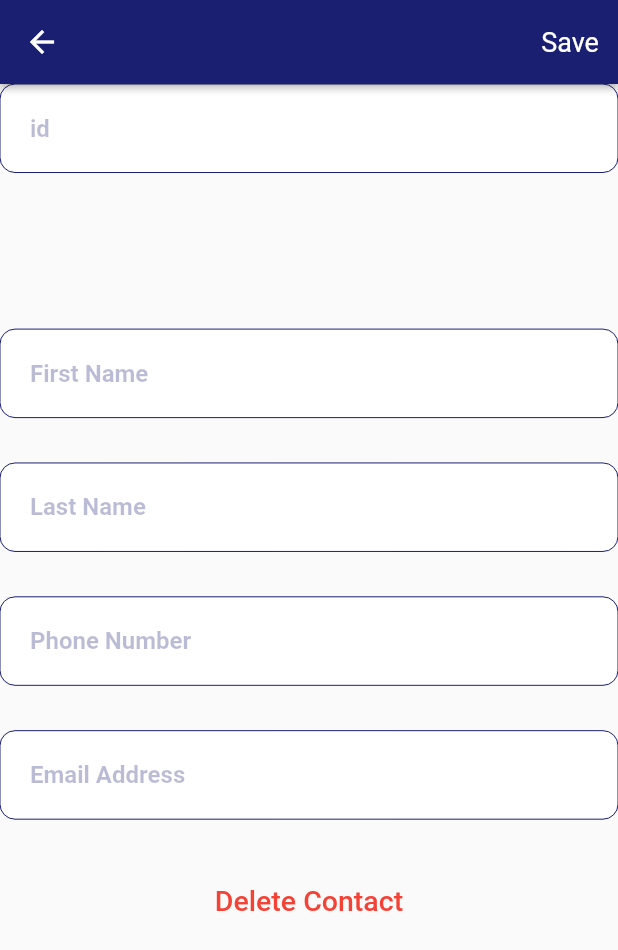
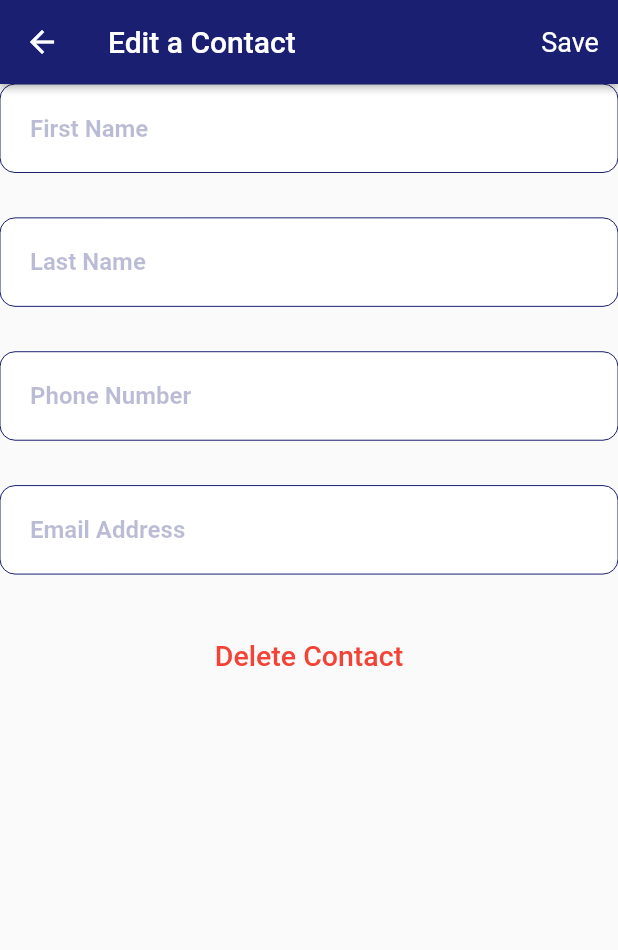
Before and after one commit to NaxxHua/contact-list, a Flutter app: the ContactEditView screen opened directly with empty values, on a phone screen of 412 x 824 dp. Shown: the top 950 px of the screen. Run offline on Flutter 3.47's test engine with Material 2 defaults, Android fonts, the light colour scheme and no system bars; our stand-ins replace cloud_firestore, firebase_core, flutter_staggered_animations; accounts and stored records are empty.

Commit message:
Modified contact_view ui

```diff
--- a/lib/core/viewmodels/base_model.dart
+++ b/lib/core/viewmodels/base_model.dart
@@ -1,4 +1,5 @@
 // * Base model that has a busy state for monitoring loading
+
 import 'package:flutter/material.dart';
 
 class BaseModel extends ChangeNotifier {
--- a/lib/ui/views/contact_create_view.dart
+++ b/lib/ui/views/contact_create_view.dart
@@ -3,11 +3,10 @@
 import 'package:provider/provider.dart';
 import 'package:flutter/material.dart';
 
-import 'package:contact_list/ui/widgets/contact_card.dart';
 import 'package:contact_list/core/viewmodels/contact_view_model.dart';
 import 'package:contact_list/ui/base_widget.dart';
+import 'package:contact_list/ui/shared/size_helper.dart';
 import 'package:contact_list/ui/widgets/contact_form_field.dart';
-import 'package:contact_list/ui/shared/size_helper.dart';
 
 class ContactCreateView extends StatefulWidget {
   static const routeName = '/contact-create-view';
--- a/lib/ui/views/contact_edit_view.dart
+++ b/lib/ui/views/contact_edit_view.dart
@@ -40,7 +40,11 @@ class _ContactEditViewState extends State<ContactEditView> {
             : Scaffold(
                 appBar: AppBar(
                   elevation: 2.0,
-                  title: Text(widget.contact['firstName']),
+                  title: const Text('Edit a Contact'),
+                  leading: IconButton(
+                    icon: const Icon(Icons.arrow_back),
+                    onPressed: () => Navigator.of(context).pop(),
+                  ),
                   actions: <Widget>[
                     TextButton(
                       // The button that saves(submits) data
@@ -62,18 +66,6 @@ class _ContactEditViewState extends State<ContactEditView> {
                     child: Form(
                         key: _formKey,
                         child: Column(children: <Widget>[
-                          SizedBox(
-                            width: displayWidth(context),
-                            child: ContactFormField(
-                              hintText: 'id',
-                              controller: TextEditingController(
-                                  text: widget.contact.id),
-                              onSaved: (id) => model.id = id,
-                            ),
-                          ),
-                          SizedBox(
-                            height: displayHeight(context) * 0.1,
-                          ),
                           SizedBox(
                             width: displayWidth(context),
                             child: ContactFormField(
--- a/pubspec.yaml
+++ b/pubspec.yaml
@@ -30,6 +30,8 @@ dependencies:
   flutter:
     sdk: flutter
   provider: ^6.0.1
+
+  flutter_staggered_animations: ^1.0.0
 
   # Firebase dependencies
   firebase_core: 1.3.0
```
Also changed, not shown: lib/main.dart (+5 -5 lines), lib/ui/views/contact_view.dart (+22 -26 lines), lib/ui/widgets/contact_card.dart (+6 -16 lines), pubspec.lock.
